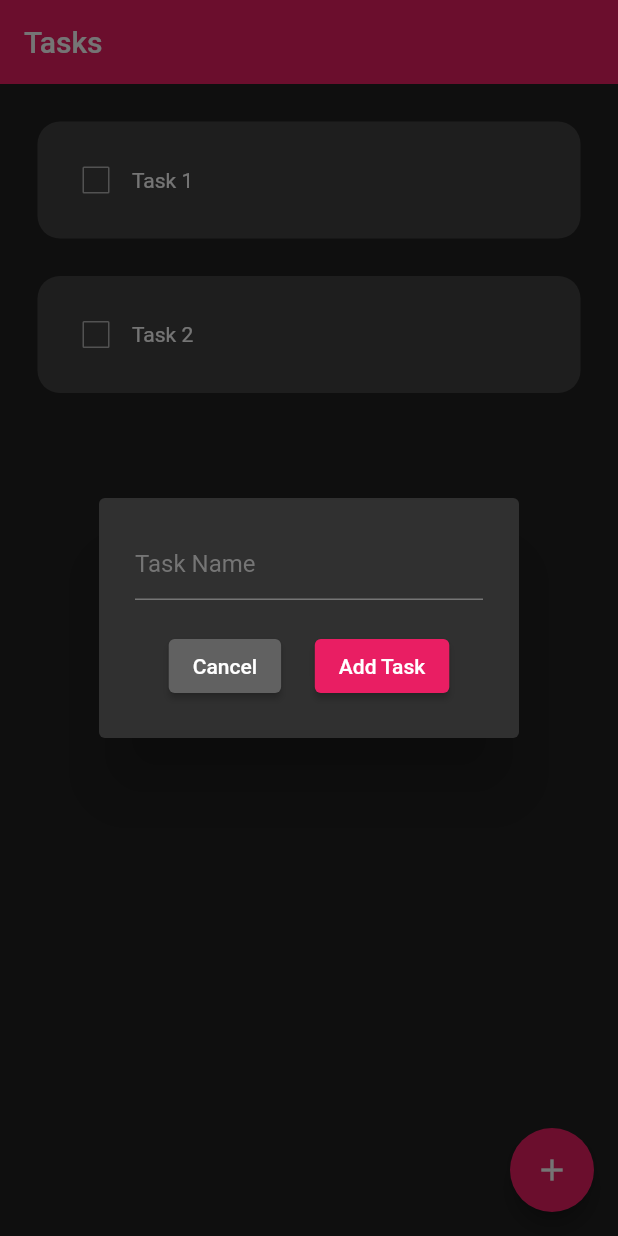
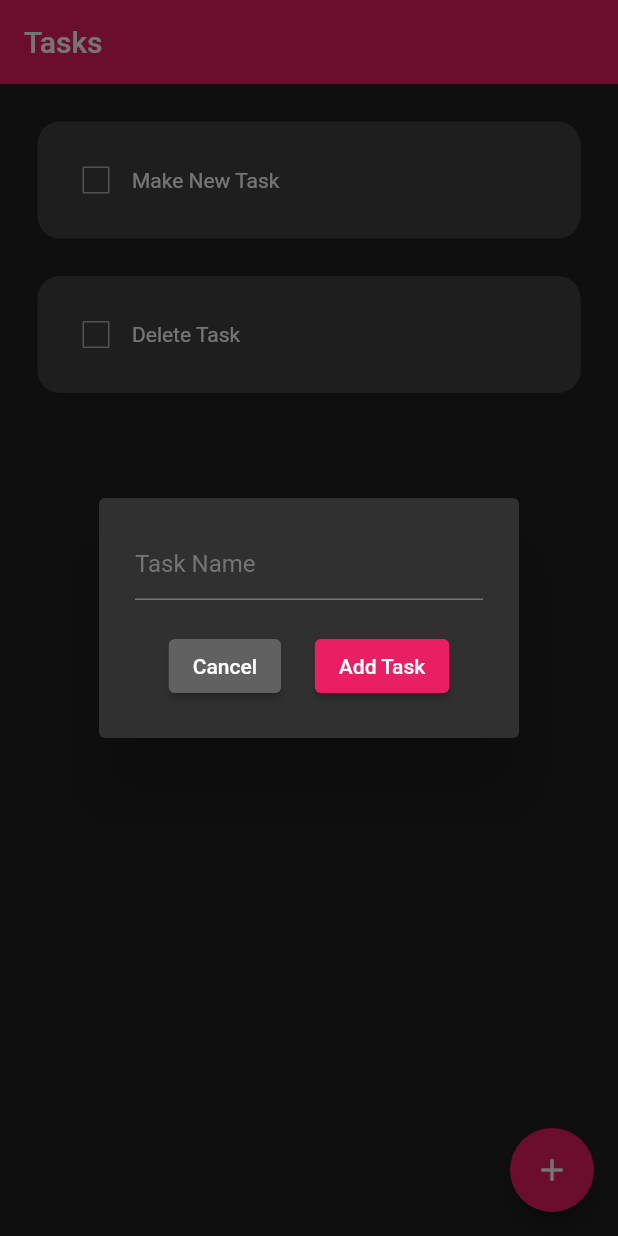
Before and after one commit to MajkelBuszy/flutter-to-do-app, a Flutter app: the screen it shows after launch, after a tap on the "add" icon, on a phone screen of 412 x 824 dp. Run offline on Flutter 3.47's test engine with Material 2 defaults, Android fonts, the light colour scheme and no system bars; drawn by our look-alikes of flutter_slidable; our stand-ins replace hive_flutter; accounts and stored records are empty.

Commit message:
added hive local database for tasks and implemented methods for init task, add, remove and update

```diff
--- a/lib/components/task_tile.dart
+++ b/lib/components/task_tile.dart
@@ -31,7 +31,7 @@ class TaskTile extends StatelessWidget {
             SlidableAction(
               onPressed: deleteTask,
               icon: Icons.delete_forever_rounded,
-              backgroundColor: Colors.red.shade300,
+              backgroundColor: Colors.red.shade400,
               borderRadius: BorderRadius.circular(borderRadius),
             )
           ],
--- /dev/null
+++ b/lib/data/database.dart
@@ -0,0 +1,22 @@
+import 'package:hive_flutter/hive_flutter.dart';
+
+class TaskDatabase {
+  List taskList = [];
+
+  final _taskBox = Hive.box("taskBox");
+
+  void createInitialDbData() {
+    taskList = [
+      {"taskName": "Make New Task", "isChecked": false},
+      {"taskName": "Delete Task", "isChecked": false},
+    ];
+  }
+
+  void loadDbData() {
+    taskList = _taskBox.get("TASKLIST");
+  }
+
+  void updateDbData() {
+    _taskBox.put("TASKLIST", taskList);
+  }
+}
--- /dev/null
+++ b/lib/models/task_model.dart
@@ -0,0 +1,6 @@
+class Task {
+  final String taskName;
+  bool isChecked;
+
+  Task({required this.taskName, required this.isChecked});
+}
--- a/lib/pages/home_page.dart
+++ b/lib/pages/home_page.dart
@@ -1,4 +1,5 @@
 import 'package:fluter_to_do_app/components/task_tile.dart';
+import 'package:fluter_to_do_app/data/database.dart';
 import 'package:fluter_to_do_app/pages/add_task_dialog.dart';
 import 'package:flutter/material.dart';
 import 'package:hive_flutter/hive_flutter.dart';
@@ -10,36 +11,42 @@ class HomePage extends StatefulWidget {
   State<HomePage> createState() => _HomePageState();
 }
 
-class Task {
-  final String taskName;
-  bool isChecked;
-
-  Task({required this.taskName, required this.isChecked});
-}
-
 class _HomePageState extends State<HomePage> {
-  final _taskBox = Hive.openBox("taskBox");
+  final _taskBox = Hive.box("taskBox");
+  TaskDatabase db = TaskDatabase();
 
   final _controller = TextEditingController();
 
-  List<Task> TaskList = [
-    Task(taskName: "Task 1", isChecked: false),
-    Task(taskName: "Task 2", isChecked: false),
-  ];
+  @override
+  void initState() {
+    if (_taskBox.get("TASKLIST") == null) {
+      db.createInitialDbData();
+    } else {
+      db.loadDbData();
+    }
+
+    super.initState();
+  }
 
   void checkBoxChanged(bool? value, int index) {
-    setState(() {
-      TaskList[index].isChecked = !TaskList[index].isChecked;
-    });
+    try {
+      setState(() {
+        db.taskList[index]["isChecked"] = !db.taskList[index]["isChecked"];
+      });
+      db.updateDbData();
+    } catch (e) {
+      print(e.toString());
+    }
   }
 
   void saveTask() {
     setState(() {
-      Task newTask = Task(taskName: _controller.text, isChecked: false);
-      TaskList.add(newTask);
+      var newTask = {"taskName": _controller.text, "isChecked": false};
+      db.taskList.add(newTask);
     });
     Navigator.of(context).pop();
     _controller.clear();
+    db.updateDbData();
   }
 
   void createTask() {
@@ -56,8 +63,9 @@ class _HomePageState extends State<HomePage> {
 
   void deleteTask(int index) {
     setState(() {
-      TaskList.removeAt(index);
+      db.taskList.removeAt(index);
     });
+    db.updateDbData();
   }
 
   @override
@@ -74,11 +82,11 @@ class _HomePageState extends State<HomePage> {
         enableFeedback: true,
       ),
       body: ListView.builder(
-        itemCount: TaskList.length,
+        itemCount: db.taskList.length,
         itemBuilder: (context, index) {
           return TaskTile(
-              isChecked: TaskList[index].isChecked,
-              taskName: TaskList[index].taskName,
+              isChecked: db.taskList[index]["isChecked"],
+              taskName: db.taskList[index]["taskName"],
               onChanged: (value) => checkBoxChanged(value!, index),
               deleteTask: (context) => deleteTask(index));
         },
```
Also changed, not shown: 3 other files.
